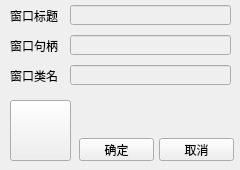
Chaos192/GenshinImpact_AutoMap, file GenshinImpact_AutoMap/QtWidgetsClassMySelectGenshinImpactHandle.ui: the form before one commit.
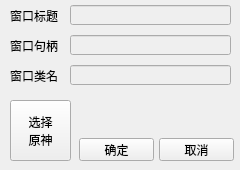
The form after the commit. Icons and pictures are not drawn.

Commit message: 实现了选择原神窗口Alt+F8

The edit to the form file:
```diff
--- a/GenshinImpact_AutoMap/QtWidgetsClassMySelectGenshinImpactHandle.ui
+++ b/GenshinImpact_AutoMap/QtWidgetsClassMySelectGenshinImpactHandle.ui
@@ -82,7 +82,8 @@
     </rect>
    </property>
    <property name="text">
-    <string/>
+    <string>选择
+原神</string>
    </property>
   </widget>
   <widget class="QLabel" name="labelName">
```
Left out of the diff: 66 changed lines with no effect on the pictures. The commit also changes 9 other files.
